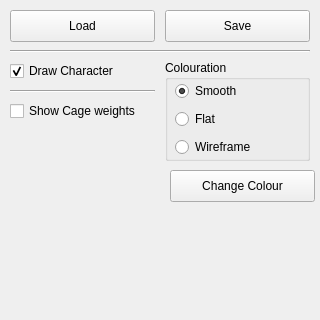
The window that GUI/characterPanel.ui (cordafab/Cagelab) describes before a commit, drawn with Qt 5.
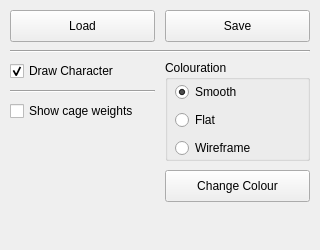
The same window after the commit.

```diff
--- a/GUI/characterPanel.ui
+++ b/GUI/characterPanel.ui
@@ -7,19 +7,19 @@
     <x>0</x>
     <y>0</y>
     <width>320</width>
-    <height>320</height>
+    <height>250</height>
    </rect>
   </property>
   <property name="minimumSize">
    <size>
     <width>320</width>
-    <height>320</height>
+    <height>250</height>
    </size>
   </property>
   <property name="maximumSize">
    <size>
     <width>320</width>
-    <height>320</height>
+    <height>250</height>
    </size>
   </property>
   <property name="floating">
@@ -61,8 +61,8 @@
      <property name="geometry">
       <rect>
        <x>10</x>
-       <y>19</y>
-       <width>134</width>
+       <y>20</y>
+       <width>131</width>
        <height>81</height>
       </rect>
      </property>
@@ -159,13 +159,13 @@
      </rect>
     </property>
     <property name="text">
-     <string>Show Cage weights</string>
+     <string>Show cage weights</string>
     </property>
    </widget>
    <widget class="QPushButton" name="changeColour">
     <property name="geometry">
      <rect>
-      <x>170</x>
+      <x>165</x>
       <y>170</y>
       <width>145</width>
       <height>32</height>
```
